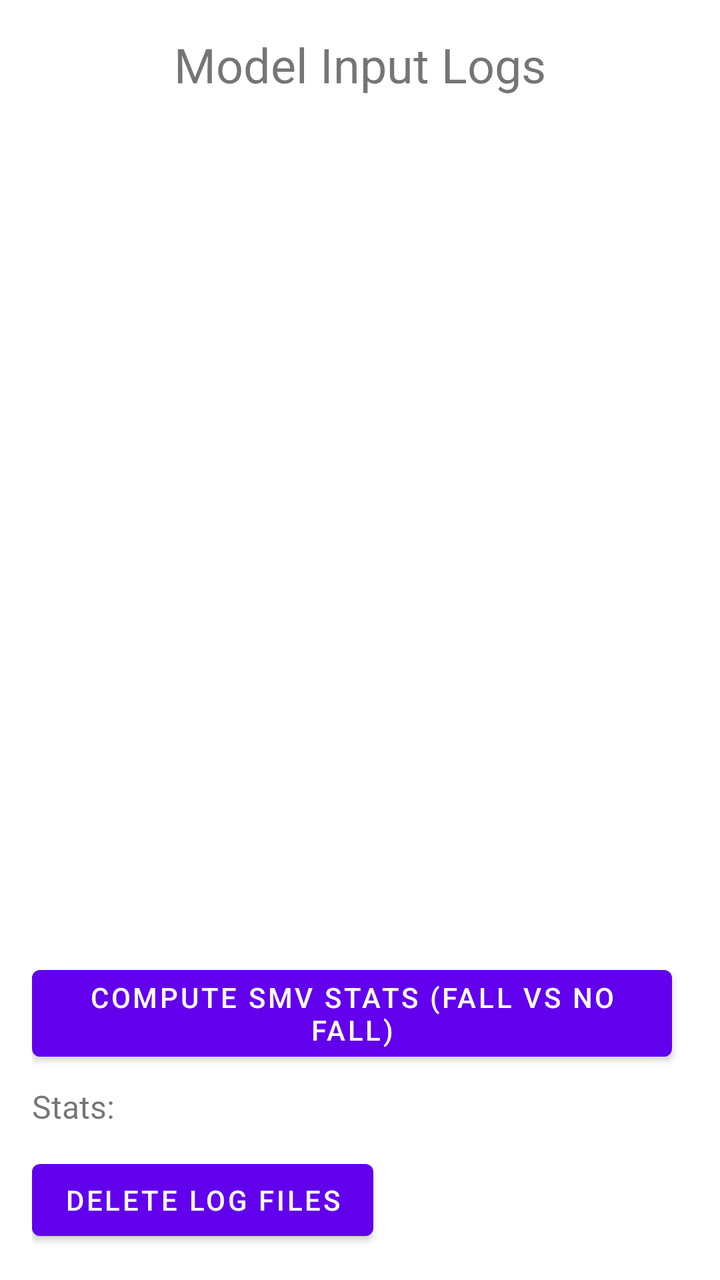
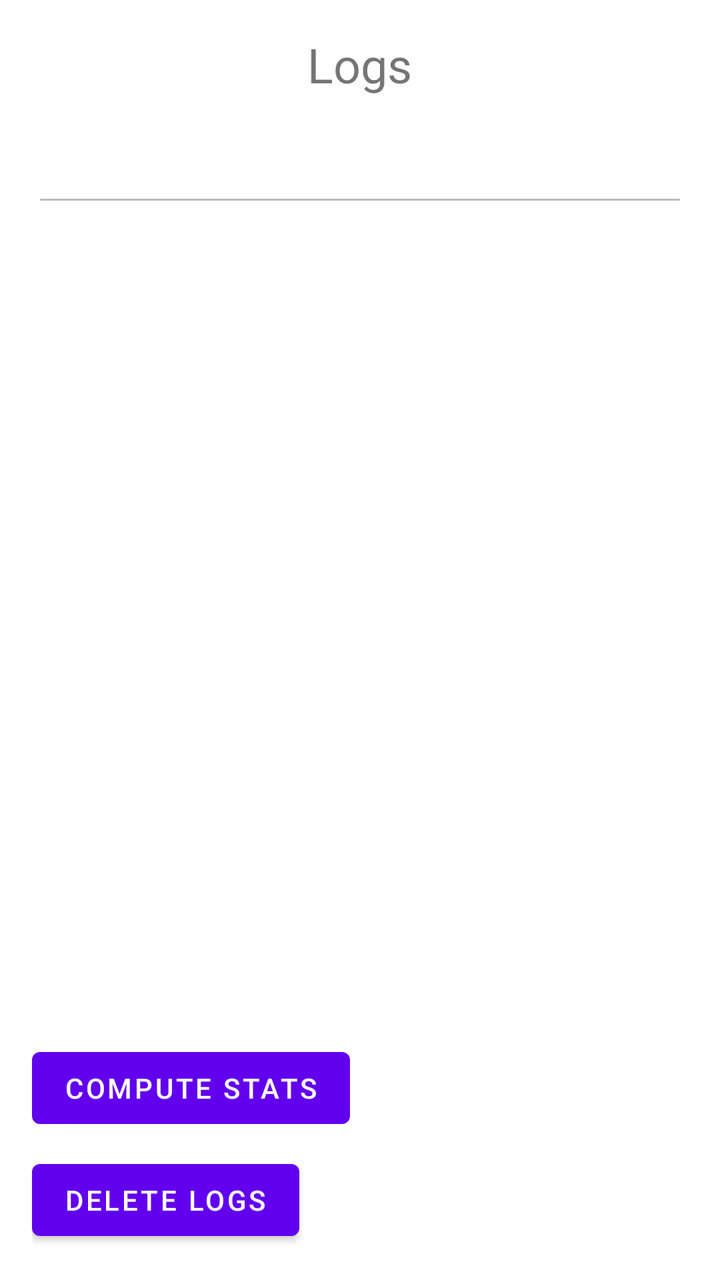

An Android layout rendered at two revisions. The XML below is the earlier revision; the diff shows what the commit changed to produce the second picture.
<!-- AndroidManifest.xml: application theme AppTheme -->
<!-- res/layout/activity_logging.xml -->
<?xml version="1.0" encoding="utf-8"?>
<LinearLayout
    xmlns:android="http://schemas.android.com/apk/res/android"
    android:id="@+id/layout_logging"
    android:layout_width="match_parent"
    android:layout_height="match_parent"
    android:orientation="vertical"
    android:padding="16dp">

    <TextView
        android:id="@+id/tvLogsTitle"
        android:layout_width="wrap_content"
        android:layout_height="wrap_content"
        android:text="@string/logs_title"
        android:textSize="24sp"
        android:layout_gravity="center_horizontal"
        android:paddingBottom="12dp" />

    <ScrollView
        android:id="@+id/scrollViewLogs"
        android:layout_width="match_parent"
        android:layout_height="0dp"
        android:layout_weight="1">

        
        <EditText
            android:id="@+id/etLogs"
            android:layout_width="match_parent"
            android:layout_height="wrap_content"
            android:background="@android:color/transparent"
            android:enabled="false"
            android:inputType="textMultiLine"
            android:minHeight="48dp"
            android:padding="4dp"
            android:textSize="14sp"
            android:contentDescription="@string/tv_logs_desc" />
    </ScrollView>

    <Button
        android:id="@+id/btnComputeStats"
        android:layout_width="wrap_content"
        android:layout_height="wrap_content"
        android:text="@string/btn_compute_stats"
        android:contentDescription="@string/btn_compute_stats_desc" />

    <TextView
        android:id="@+id/tvStats"
        android:layout_width="wrap_content"
        android:layout_height="wrap_content"
        android:text="@string/tv_stats_label"
        android:textSize="16sp"
        android:paddingTop="8dp"
        android:contentDescription="@string/tv_stats_desc" />

    <Button
        android:id="@+id/btnDeleteLogs"
        android:layout_width="wrap_content"
        android:layout_height="wrap_content"
        android:text="@string/btn_delete_logs"
        android:contentDescription="@string/btn_delete_logs_desc"
        android:layout_marginTop="12dp" />
</LinearLayout>
<!-- resources referenced by this layout -->
<resources>
  <string name="btn_compute_stats">Compute SMV Stats (Fall vs No Fall)</string>
  <string name="btn_compute_stats_desc">Tap to compute sensor data statistics</string>
  <string name="btn_delete_logs">Delete Log Files</string>
  <string name="btn_delete_logs_desc">Tap to delete log files</string>
  <string name="logs_title">Model Input Logs</string>
  <string name="tv_logs_desc">Displays logs of sensor runs</string>
  <string name="tv_stats_desc">Displays computed statistics for sensor runs</string>
  <string name="tv_stats_label">Stats:</string>
  <style name="AppTheme" parent="Theme.MaterialComponents.DayNight.NoActionBar">
          
      </style>
</resources>

<!-- the commit's change to res/layout/activity_logging.xml (unified diff, before → after) -->
@@ -1,17 +1,17 @@
 <?xml version="1.0" encoding="utf-8"?>
-<LinearLayout
+<LinearLayout 
     xmlns:android="http://schemas.android.com/apk/res/android"
     android:id="@+id/layout_logging"
     android:layout_width="match_parent"
     android:layout_height="match_parent"
     android:orientation="vertical"
-    android:padding="16dp">
+    android:padding="16dp" >
 
     <TextView
         android:id="@+id/tvLogsTitle"
         android:layout_width="wrap_content"
         android:layout_height="wrap_content"
-        android:text="@string/logs_title"
+        android:text="Logs"
         android:textSize="24sp"
         android:layout_gravity="center_horizontal"
         android:paddingBottom="12dp" />
@@ -20,43 +20,28 @@
         android:id="@+id/scrollViewLogs"
         android:layout_width="match_parent"
         android:layout_height="0dp"
-        android:layout_weight="1">
-
-        
+        android:layout_weight="1" >
         <EditText
             android:id="@+id/etLogs"
             android:layout_width="match_parent"
             android:layout_height="wrap_content"
-            android:background="@android:color/transparent"
             android:enabled="false"
             android:inputType="textMultiLine"
             android:minHeight="48dp"
             android:padding="4dp"
-            android:textSize="14sp"
-            android:contentDescription="@string/tv_logs_desc" />
+            android:textSize="14sp" />
     </ScrollView>
 
     <Button
         android:id="@+id/btnComputeStats"
         android:layout_width="wrap_content"
         android:layout_height="wrap_content"
-        android:text="@string/btn_compute_stats"
-        android:contentDescription="@string/btn_compute_stats_desc" />
-
-    <TextView
-        android:id="@+id/tvStats"
-        android:layout_width="wrap_content"
-        android:layout_height="wrap_content"
-        android:text="@string/tv_stats_label"
-        android:textSize="16sp"
-        android:paddingTop="8dp"
-        android:contentDescription="@string/tv_stats_desc" />
+        android:text="Compute Stats" />
 
     <Button
         android:id="@+id/btnDeleteLogs"
         android:layout_width="wrap_content"
         android:layout_height="wrap_content"
-        android:text="@string/btn_delete_logs"
-        android:contentDescription="@string/btn_delete_logs_desc"
-        android:layout_marginTop="12dp" />
+        android:text="Delete Logs"
+        android:layout_marginTop="8dp" />
 </LinearLayout>
<!-- resource entries referenced after the edit -->
@@ -1,13 +1,5 @@
 <!-- resources referenced by this layout -->
 <resources>
-  <string name="btn_compute_stats">Compute SMV Stats (Fall vs No Fall)</string>
-  <string name="btn_compute_stats_desc">Tap to compute sensor data statistics</string>
-  <string name="btn_delete_logs">Delete Log Files</string>
-  <string name="btn_delete_logs_desc">Tap to delete log files</string>
-  <string name="logs_title">Model Input Logs</string>
-  <string name="tv_logs_desc">Displays logs of sensor runs</string>
-  <string name="tv_stats_desc">Displays computed statistics for sensor runs</string>
-  <string name="tv_stats_label">Stats:</string>
   <style name="AppTheme" parent="Theme.MaterialComponents.DayNight.NoActionBar">
           
       </style>
